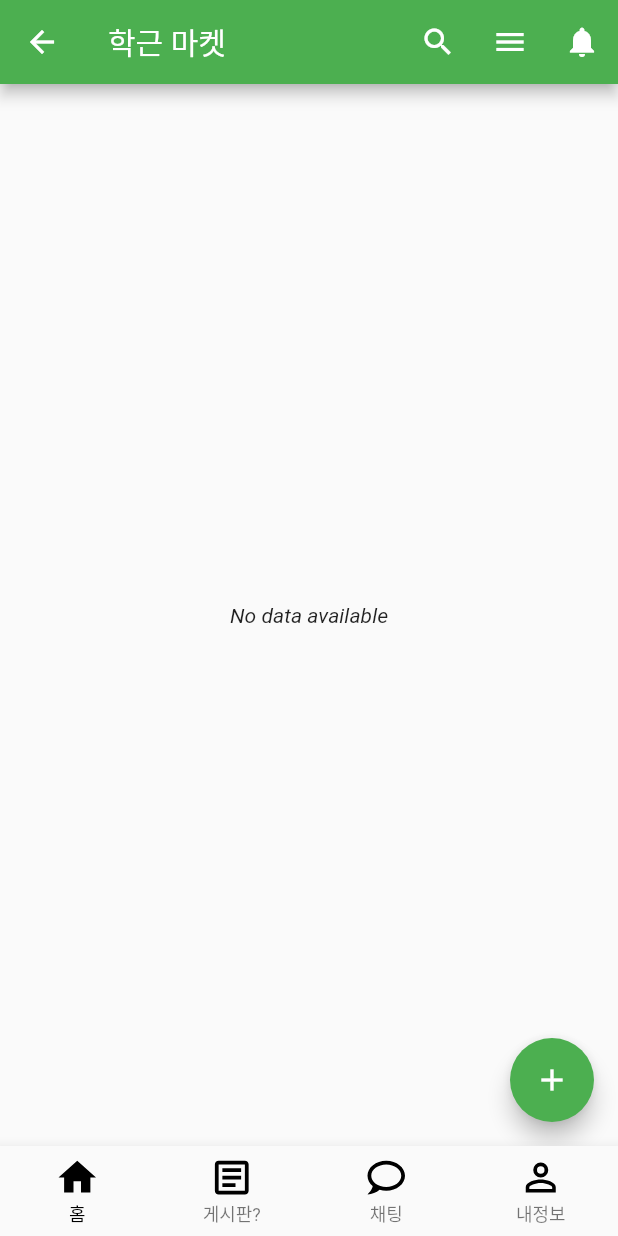
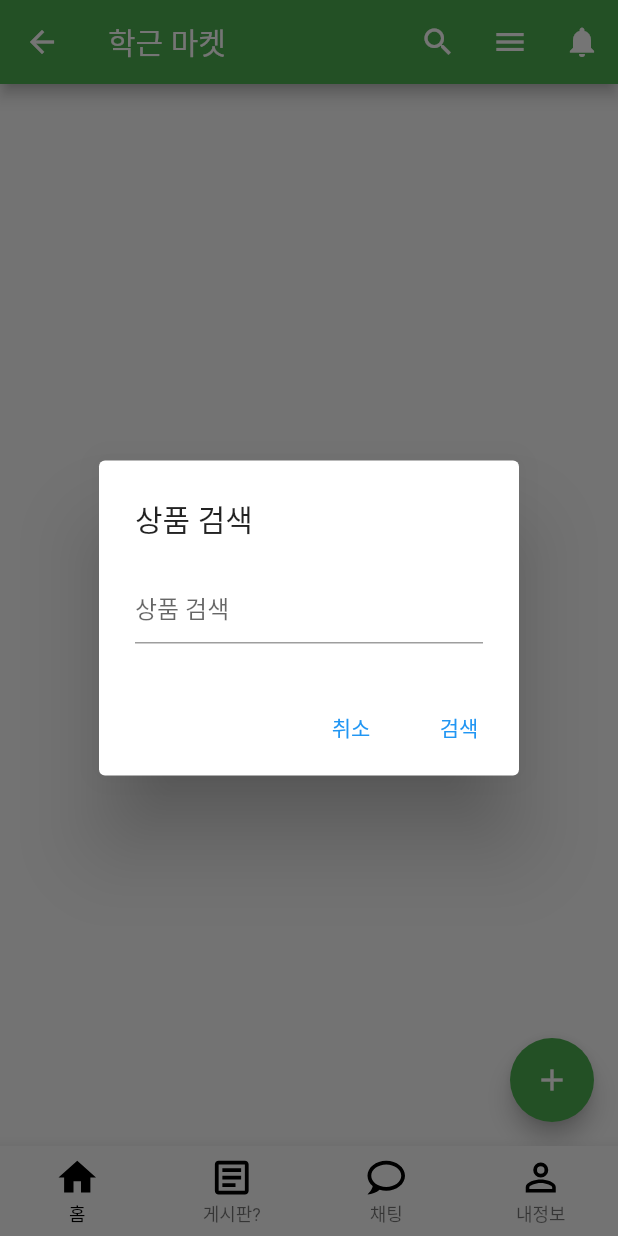
Before and after one commit to Mkyupark/Hakgeun_Market, a Flutter app: the App screen opened directly, after a tap on the "search" icon, on a phone screen of 412 x 824 dp. Run offline on Flutter 3.47's test engine with Material 2 defaults, Android fonts, the phone set to English and light mode, and no system bars; our stand-ins replace cloud_firestore, firebase_auth, firebase_core, flutter_svg, image_picker; accounts and stored records are empty.

Commit message:
상품 조회 기능 구현

```diff
--- a/lib/componenets/appbar.dart
+++ b/lib/componenets/appbar.dart
@@ -1,45 +1,101 @@
 import 'package:flutter/material.dart';
+import 'package:hakgeun_market/models/goods.dart';
+import 'package:hakgeun_market/service/goodsService.dart';
 
-class CustomAppBar extends StatelessWidget implements PreferredSizeWidget {
-  // final String title;
-  // final VoidCallback onSearchPressed;
-  // final VoidCallback onMenuPressed;
-  // final VoidCallback onNotificationPressed;
+class CustomAppBar extends StatefulWidget implements PreferredSizeWidget {
+  final Function(List<Goods>) onSearchCallback;
 
-  // CustomAppBar({
-  //   required this.title,
-  //   required this.onSearchPressed,
-  //   required this.onMenuPressed,
-  //   required this.onNotificationPressed,
-  // });
+  const CustomAppBar({required this.onSearchCallback});
 
   @override
+  _CustomAppBarState createState() => _CustomAppBarState();
+  @override
   Size get preferredSize => const Size.fromHeight(kToolbarHeight);
+}
+
+class _CustomAppBarState extends State<CustomAppBar> {
+  final TextEditingController _searchController = TextEditingController();
+
+  @override
+  void initState() {
+    super.initState();
+    _performSearch(context, searchTerm: "");
+    // initState에서 필요한 초기화 코드 작성
+  }
 
   @override
   Widget build(BuildContext context) {
     return AppBar(
       title: const Text(
         "학근 마켓",
-      style: TextStyle(color: Colors.white), // Set text color to white
+        style: TextStyle(color: Colors.white),
       ),
-    backgroundColor: Colors.green, // Set background color to green
+      backgroundColor: Colors.green,
       actions: <Widget>[
         IconButton(
           icon: Icon(Icons.search),
-        onPressed: () {},
-        color: Colors.white, // Set icon color to white
+          onPressed: () {
+            _showSearchDialog(context);
+          },
+          color: Colors.white,
         ),
         IconButton(
           icon: Icon(Icons.menu),
           onPressed: () {},
-        color: Colors.white, // Set icon color to white
+          color: Colors.white,
         ),
         IconButton(
           icon: Icon(Icons.notifications),
           onPressed: () {},
-        color: Colors.white, // Set icon color to white
+          color: Colors.white,
         ),
       ],
     );
-}}
+  }
+
+  void _showSearchDialog(BuildContext context) {
+    showDialog(
+      context: context,
+      builder: (BuildContext context) {
+        return AlertDialog(
+          title: const Text("상품 검색"),
+          content: TextField(
+            controller: _searchController,
+            decoration: const InputDecoration(
+              hintText: "상품 검색",
+            ),
+            onSubmitted: (value) {
+              _performSearch(context, searchTerm: value);
+              Navigator.of(context).pop();
+            },
+          ),
+          actions: <Widget>[
+            TextButton(
+              onPressed: () {
+                Navigator.of(context).pop(); // Close the dialog
+              },
+              child: const Text("취소"),
+            ),
+            TextButton(
+              onPressed: () {
+                // Perform search logic here
+                _performSearch(context, searchTerm: _searchController.text);
+                Navigator.of(context).pop(); // Close the dialog
+              },
+              child: const Text("검색"),
+            ),
+          ],
+        );
+      },
+    );
+  }
+
+  void _performSearch(BuildContext context, {String searchTerm = ""}) async {
+    final GoodsService goodsService = GoodsService();
+    List<Goods> goods =
+        await goodsService.getGoodsModels(searchGoods: searchTerm);
+
+    // 검색 결과를 콜백으로 전달
+    widget.onSearchCallback(goods);
+  }
+}
--- a/lib/pages/app.dart
+++ b/lib/pages/app.dart
@@ -2,11 +2,11 @@
 import 'package:flutter/material.dart';
 import 'package:flutter_svg/svg.dart';
 import 'package:hakgeun_market/componenets/appbar.dart';
+import 'package:hakgeun_market/models/goods.dart';
 import 'package:hakgeun_market/pages/chatroom/chatlist.dart';
-import 'package:hakgeun_market/pages/detail.dart';
 import 'package:hakgeun_market/pages/home.dart';
-import 'package:hakgeun_market/pages/roading.dart';
 import 'package:hakgeun_market/provider/navigation_provider.dart';
+import 'package:hakgeun_market/service/goodsService.dart';
 import 'package:provider/provider.dart';
 
 // react -> Router 와 같은 개념, 페이지 이동을 위함 (Navigation)
@@ -19,11 +19,13 @@ class App extends StatefulWidget {
 
 class _AppState extends State<App> {
   late NavigationProvider _navigationBar;
+  List<Goods>? searchData;
+  GoodsService goodsService = GoodsService();
 
   Widget _bodyWidget() {
     switch (_navigationBar.currentNavigationIndex) {
       case 0:
-        return Home();
+        return Home(SearchData: searchData ?? []);
       case 1:
         return Container();
       case 2:
@@ -38,7 +40,6 @@ class _AppState extends State<App> {
     return BottomNavigationBar(
         type: BottomNavigationBarType.fixed,
         onTap: (int index) {
-          print('selectedIdx : ' + index.toString());
           _navigationBar.updatePage(index);
         },
         currentIndex: _navigationBar.currentNavigationIndex,
@@ -93,7 +94,13 @@ class _AppState extends State<App> {
     _navigationBar = Provider.of<NavigationProvider>(context);
 
     return Scaffold(
-      appBar: CustomAppBar(),
+      appBar: CustomAppBar(
+        onSearchCallback: (searchTerm) {
+          setState(() {
+            searchData = searchTerm; // searchData 업데이트
+          });
+        },
+      ),
       body: _bodyWidget(),
       bottomNavigationBar: _bottomNavigationBarWidget(),
     );
--- a/lib/pages/home.dart
+++ b/lib/pages/home.dart
@@ -3,40 +3,38 @@ import 'package:flutter_svg/svg.dart';
 import 'package:hakgeun_market/models/goods.dart';
 import 'package:hakgeun_market/pages/add_goods.dart';
 import 'package:hakgeun_market/pages/detail.dart';
-import 'package:hakgeun_market/service/goodsService.dart';
 import 'package:intl/intl.dart';
 
-// Home 화면
 class Home extends StatefulWidget {
-  const Home({super.key});
+  final List<Goods> SearchData;
+
+  const Home({required this.SearchData});
 
   @override
   State<Home> createState() => _HomeState();
 }
 
 class _HomeState extends State<Home> {
-  Widget _bodyWidget() {
-    final GoodsService goodsService = GoodsService();
-
-    return FutureBuilder<List<Goods>>(
-        // 비동기 함수 호출
-        future: goodsService.getGoodsModels(),
-        builder: (context, snapshot) {
-          if (snapshot.connectionState == ConnectionState.waiting) {
-            // 데이터 로딩 중일 때 보여줄 UI
-            return Center(
-              child: CircularProgressIndicator(),
-            );
-          } else if (snapshot.hasError) {
-            // 에러가 발생한 경우 보여줄 UI
-            return Center(
-              child: Text(
-                'Error: ${snapshot.error}',
-                style: TextStyle(color: Colors.red),
+  @override
+  Widget build(BuildContext context) {
+    return Scaffold(
+      body: _bodyWidget(),
+      floatingActionButton: FloatingActionButton(
+        onPressed: () {
+          Navigator.of(context).push(
+            MaterialPageRoute(
+              builder: (context) => const AddGoodsPage(),
             ),
           );
-          } else if (!snapshot.hasData || snapshot.data!.isEmpty) {
-            // 데이터가 없는 경우 보여줄 UI
+        },
+        backgroundColor: Colors.green,
+        child: const Icon(Icons.add),
+      ),
+    );
+  }
+
+  Widget _bodyWidget() {
+    if (widget.SearchData.isEmpty) {
       return Center(
         child: Text(
           'No data available',
@@ -44,20 +42,15 @@ class _HomeState extends State<Home> {
         ),
       );
     } else {
-            // 데이터가 있는 경우 보여줄 UI
-            List<Goods> goodsList = snapshot.data!;
       return ListView.builder(
-                itemCount: goodsList.length,
+        itemCount: widget.SearchData.length,
         padding: const EdgeInsets.symmetric(horizontal: 10),
-                // physics: const ClampingScrollPhysics(), // bounce 효과 제거
         itemBuilder: (context, int index) {
-                  Goods goods = goodsList[index];
+          Goods goods = widget.SearchData[index];
           return GestureDetector(
             onTap: () {
               Navigator.of(context).push(
                 MaterialPageRoute(
-                          // 해당 라인 클릭시 상세 페이지로 이동
-                          // 클릭시 goods 인덱스 전달해서 detail 페이지로 이동  goods : goods[index]
                   builder: (context) => const Detail(
                     title: '',
                   ),
@@ -67,14 +60,14 @@ class _HomeState extends State<Home> {
             child: Container(
               color: Colors.transparent,
               padding: const EdgeInsets.symmetric(vertical: 10),
-                        child: Row(children: [
+              child: Row(
+                children: [
                   ClipRRect(
-                            borderRadius:
-                                const BorderRadius.all(Radius.circular(10)),
+                    borderRadius: const BorderRadius.all(Radius.circular(10)),
                     child: Hero(
                       tag: goods.id!,
-                              child: goods.photoList != null &&
-                                      goods.photoList!.isNotEmpty
+                      child:
+                          goods.photoList != null && goods.photoList!.isNotEmpty
                               ? Image.asset(
                                   goods.photoList![0],
                                   width: 100,
@@ -91,18 +84,17 @@ class _HomeState extends State<Home> {
                   ),
                   Expanded(
                     child: Container(
-                                padding:
-                                    const EdgeInsets.only(left: 20, top: 2),
+                      padding: const EdgeInsets.only(left: 20, top: 2),
                       height: 100,
                       child: Column(
-                                    crossAxisAlignment:
-                                        CrossAxisAlignment.start,
+                        crossAxisAlignment: CrossAxisAlignment.start,
                         children: [
                           Text(
                             goods.title,
                             style: const TextStyle(
                               fontSize: 17,
-                                            fontWeight: FontWeight.bold),
+                              fontWeight: FontWeight.bold,
+                            ),
                             maxLines: 2,
                             overflow: TextOverflow.clip,
                           ),
@@ -114,22 +106,23 @@ class _HomeState extends State<Home> {
                           ),
                           Text(
                             int.parse(goods.price)! <= 0
-                                            ? "무료나눔"
-                                            : NumberFormat("###,###,###.###원")
+                                ? '무료나눔'
+                                : NumberFormat('###,###,###.###원')
                                     .format(int.parse(goods.price)),
                             style: const TextStyle(
                               fontSize: 16,
-                                            fontWeight: FontWeight.w500),
+                              fontWeight: FontWeight.w500,
+                            ),
                           ),
                           Expanded(
                             child: Row(
-                                            mainAxisAlignment:
-                                                MainAxisAlignment.end,
+                              mainAxisAlignment: MainAxisAlignment.end,
                               children: [
                                 SvgPicture.asset(
                                   'assets/svg/chat-outline.svg',
                                   width: 17,
-                                                  height: 17),
+                                  height: 17,
+                                ),
                                 const SizedBox(
                                   width: 1,
                                 ),
@@ -140,40 +133,28 @@ class _HomeState extends State<Home> {
                                 SvgPicture.asset(
                                   'assets/svg/cards-heart-outline.svg',
                                   width: 17,
-                                                  height: 17),
+                                  height: 17,
+                                ),
                                 const SizedBox(
                                   width: 1,
                                 ),
-                                              Text(goods.likeCnt ?? "0",
-                                                  style: const TextStyle(
-                                                      fontSize: 14)),
-                                            ]),
-                                      )
-                                    ])),
-                          )
-                        ])),
-                  );
-                });
-          }
-        });
-  }
-
-  @override
-  Widget build(BuildContext context) {
-    return Scaffold(
-      body: _bodyWidget(),
-      floatingActionButton: FloatingActionButton(
-        onPressed: () {
-          Navigator.of(context).push(
-            MaterialPageRoute(
-              // + 버튼 선택시 AddGoods 페이지로 이동
-              builder: (context) => const AddGoodsPage(),
+                                Text(
+                                  goods.likeCnt ?? '0',
+                                  style: const TextStyle(fontSize: 14),
+                                ),
+                              ],
+                            ),
+                          ),
+                        ],
+                      ),
+                    ),
+                  ),
+                ],
+              ),
             ),
           );
         },
-        backgroundColor: Colors.green,
-        child: const Icon(Icons.add),
-      ),
       );
     }
   }
+}
--- a/lib/service/goodsService.dart
+++ b/lib/service/goodsService.dart
@@ -20,29 +20,48 @@ class GoodsService {
     }
   }
 
-  // READ 각각의 데이터를 콕 집어서 가져올때
-  Future<Goods> getGoodsModel() async {
-    DocumentReference<Map<String, dynamic>> documentReference =
-        FirebaseFirestore.instance.collection("goods").doc();
-    final DocumentSnapshot<Map<String, dynamic>> documentSnapshot =
-        await documentReference.get();
-    Goods goods = Goods.fromSnapShot(documentSnapshot);
-    return goods;
-  }
+  // // READ 각각의 데이터를 콕 집어서 가져올때
+  // Future<Goods> getGoodsModel(String searchTerm) async {
+  //   DocumentReference<Map<String, dynamic>> documentReference =
+  //       FirebaseFirestore.instance.collection("goods").doc();
+  //   final DocumentSnapshot<Map<String, dynamic>> documentSnapshot =
+  //       await documentReference.get();
+  //   Goods goods = Goods.fromSnapShot(documentSnapshot);
+  //   return goods;
+  // }
 
   //READ 컬렉션 내 모든 데이터를 가져올때
-  Future<List<Goods>> getGoodsModels() async {
+  Future<List<Goods>> getGoodsModels({String searchGoods = ""}) async {
     CollectionReference<Map<String, dynamic>> collectionReference =
         FirebaseFirestore.instance.collection("goods");
-    QuerySnapshot<Map<String, dynamic>> querySnapshot =
-        await collectionReference.orderBy('uploadTime', descending: true).get();
 
-    List<Goods> goods = [];
-    for (var doc in querySnapshot.docs) {
-      Goods fireModel = Goods.fromQuerySnapshot(doc);
-      goods.add(fireModel);
+    // 전부 조회
+    if (searchGoods == "") {
+      QuerySnapshot<Map<String, dynamic>> querySnapshot =
+          await collectionReference
+              .orderBy('uploadTime', descending: true)
+              .get();
+      List<Goods> goods = [];
+      for (var doc in querySnapshot.docs) {
+        Goods fireModel = Goods.fromQuerySnapshot(doc);
+        goods.add(fireModel);
+      }
+      return goods;
+      // 검색하는게 있을 경우
+    } else {
+      QuerySnapshot<Map<String, dynamic>> querySnapshot =
+          await collectionReference
+              .where('title', isGreaterThanOrEqualTo: searchGoods)
+              .where('title', isLessThanOrEqualTo: '$searchGoods\uf8ff')
+              .orderBy('title')
+              .get();
+      List<Goods> goods = [];
+      for (var doc in querySnapshot.docs) {
+        Goods fireModel = Goods.fromQuerySnapshot(doc);
+        goods.add(fireModel);
+      }
+      return goods;
     }
-    return goods;
   }
 // //Delete
 //   Future<void> delGoodsModel(DocumentReference reference) async {
```
Lines whose indentation alone changed are shown as unchanged.
